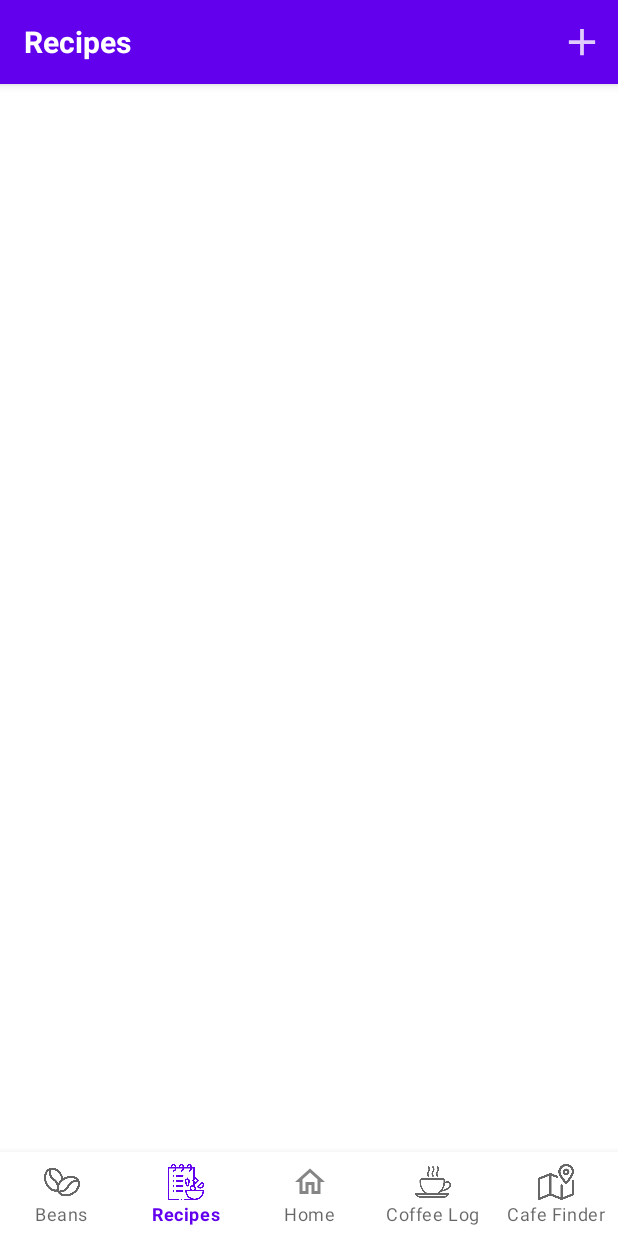
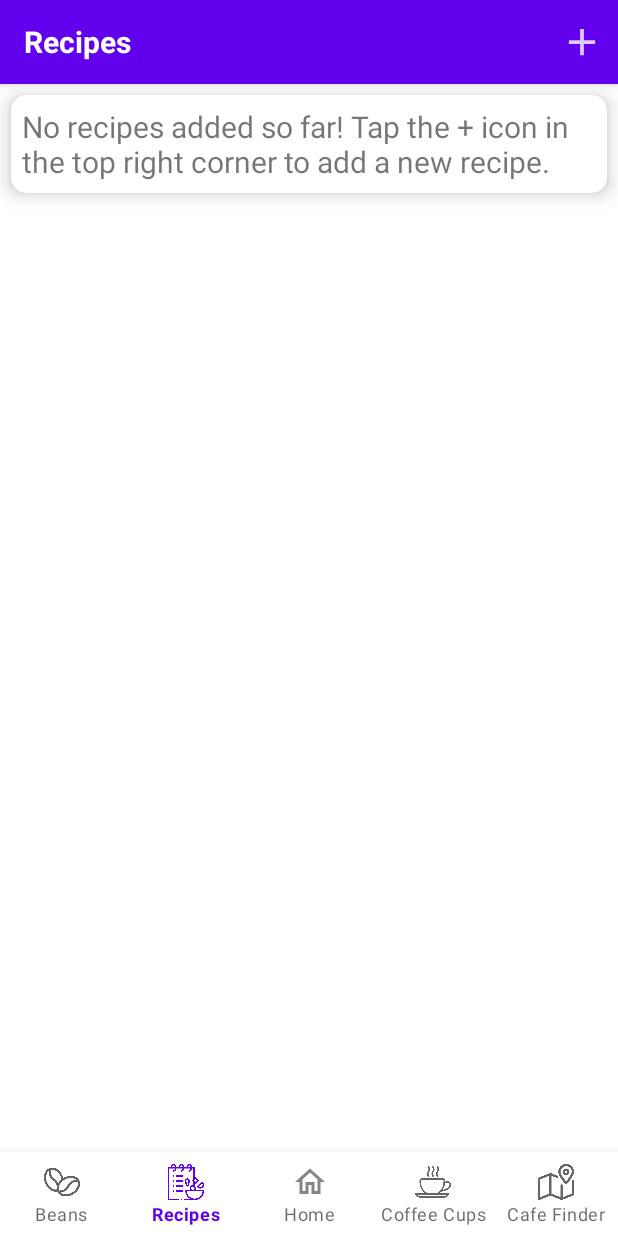
Before and after one commit to julkaswieta/coffee-app, an Android app: the BeansList screen opened directly, with no data from a screen before it, item 2 of the bottom bar chosen, on a phone screen of 412 x 824 dp. Run offline under Robolectric (Android 15) with nearby library versions, the phone set to English and light mode, and no system bars; our stand-ins replace Room's generated code.

```diff
--- a/app/src/main/AndroidManifest.xml
+++ b/app/src/main/AndroidManifest.xml
@@ -12,6 +12,9 @@
         android:roundIcon="@mipmap/ic_launcher_round"
         android:supportsRtl="true"
         android:theme="@style/Theme.CoffeeApp">
+        <activity
+            android:name=".AddDrink"
+            android:exported="false" />
         <activity
             android:name=".BeanDetails"
             android:exported="false" />
--- a/app/src/main/java/com/example/coffeeapp/BeansList.java
+++ b/app/src/main/java/com/example/coffeeapp/BeansList.java
@@ -13,6 +13,7 @@ import android.os.Bundle;
 import android.view.Menu;
 import android.view.MenuInflater;
 import android.view.MenuItem;
+import android.view.View;
 import android.widget.TextView;
 import android.widget.Toast;
 
@@ -20,6 +21,7 @@ import com.example.coffeeapp.db.BeanDB;
 import com.example.coffeeapp.db.CoffeeDatabase;
 import com.example.coffeeapp.db.RecipeDB;
 import com.google.android.material.bottomnavigation.BottomNavigationView;
+import com.google.android.material.card.MaterialCardView;
 
 import java.util.ArrayList;
 import java.util.List;
@@ -33,6 +35,7 @@ public class BeansList extends AppCompatActivity {
     private RecyclerView beansRecView;
     private Toolbar toolbar;
     private TextView toolbarTitle;
+    private MaterialCardView noBeansCard;
 
     @Override
     protected void onCreate(Bundle savedInstanceState) {
@@ -40,6 +43,17 @@ public class BeansList extends AppCompatActivity {
         setContentView(R.layout.activity_beans_list);
 
         initViews();
+        CoffeeDatabase db = CoffeeDatabase.getDatabase(this.getApplicationContext());
+        loadBeans(db);
+        initRecView();
+        adapter.notifyDataSetChanged();
+        if(beansList.size() < 1) {
+            noBeansCard.setVisibility(View.VISIBLE);
+        }
+        else {
+            noBeansCard.setVisibility(View.GONE);
+        }
+        loadRecipes(db);
     }
 
     @Override
@@ -84,6 +98,7 @@ public class BeansList extends AppCompatActivity {
         toolbar = findViewById(R.id.bl_toolbar);
         toolbarTitle = findViewById(R.id.toolbar_title);
         beansRecView = findViewById(R.id.beans_rec_view);
+        noBeansCard = findViewById(R.id.no_beans_info);
 
 
         // set the toolbar as the action bar
@@ -92,10 +107,6 @@ public class BeansList extends AppCompatActivity {
         toolbarTitle.setText("Beans");
 
         initBottomBar();
-        CoffeeDatabase db = CoffeeDatabase.getDatabase(this.getApplicationContext());
-        loadBeans(db);
-        initRecView();
-        loadRecipes(db);
     }
 
     /**
@@ -200,6 +211,12 @@ public class BeansList extends AppCompatActivity {
     @Override
     protected void onResume() {
         adapter.notifyDataSetChanged();
+        if(beansList.size() < 1) {
+            noBeansCard.setVisibility(View.VISIBLE);
+        }
+        else {
+            noBeansCard.setVisibility(View.GONE);
+        }
         super.onResume();
     }
 }
--- a/app/src/main/java/com/example/coffeeapp/RecipesList.java
+++ b/app/src/main/java/com/example/coffeeapp/RecipesList.java
@@ -14,12 +14,14 @@ import android.os.Bundle;
 import android.view.Menu;
 import android.view.MenuInflater;
 import android.view.MenuItem;
+import android.view.View;
 import android.widget.TextView;
 import android.widget.Toast;
 
 import com.example.coffeeapp.db.RecipeDB;
 import com.example.coffeeapp.db.CoffeeDatabase;
 import com.google.android.material.bottomnavigation.BottomNavigationView;
+import com.google.android.material.card.MaterialCardView;
 
 import java.util.ArrayList;
 import java.util.List;
@@ -33,6 +35,7 @@ public class RecipesList extends AppCompatActivity {
     private RecyclerView recipesRecView;
     private Toolbar toolbar;
     private TextView toolbarTitle;
+    private MaterialCardView noRecipesCard;
 
     @Override
     protected void onCreate(Bundle savedInstanceState) {
@@ -46,6 +49,13 @@ public class RecipesList extends AppCompatActivity {
         loadBeans(db);
         loadRecipes(db);
         initRecView();
+        adapter.notifyDataSetChanged();
+        if(recipesList.size() < 1) {
+            noRecipesCard.setVisibility(View.VISIBLE);
+        }
+        else {
+            noRecipesCard.setVisibility(View.GONE);
+        }
     }
 
     @Override
@@ -152,6 +162,7 @@ public class RecipesList extends AppCompatActivity {
         recipesRecView = findViewById(R.id.recipes_rec_view);
         toolbar = findViewById(R.id.toolbar);
         toolbarTitle = findViewById(R.id.toolbar_title);
+        noRecipesCard = findViewById(R.id.no_recipes_info);
 
         // set the toolbar as the action bar
         setSupportActionBar(toolbar);
@@ -201,6 +212,12 @@ public class RecipesList extends AppCompatActivity {
     @Override
     protected void onResume() {
         adapter.notifyDataSetChanged();
+        if(recipesList.size() < 1) {
+            noRecipesCard.setVisibility(View.VISIBLE);
+        }
+        else {
+            noRecipesCard.setVisibility(View.GONE);
+        }
         super.onResume();
     }
 }
--- a/app/src/main/res/layout/activity_recipes_list.xml
+++ b/app/src/main/res/layout/activity_recipes_list.xml
@@ -9,6 +9,29 @@
     <include
         android:id="@+id/toolbar"
         layout="@layout/toolbar_add" />
+
+    <com.google.android.material.card.MaterialCardView
+        android:id="@+id/no_recipes_info"
+        android:layout_width="match_parent"
+        android:layout_height="wrap_content"
+        app:layout_constraintTop_toBottomOf="@id/toolbar"
+        app:layout_constraintStart_toStartOf="parent"
+        app:layout_constraintEnd_toEndOf="parent"
+        android:layout_margin="7dp"
+        app:cardCornerRadius="10dp"
+        app:cardElevation="8dp"
+        android:visibility="gone">
+        <RelativeLayout
+            android:layout_width="match_parent"
+            android:layout_height="match_parent"
+            android:padding="7dp">
+            <TextView
+                android:layout_width="match_parent"
+                android:layout_height="wrap_content"
+                android:text="@string/no_recipes"
+                android:textSize="20sp"/>
+        </RelativeLayout>
+    </com.google.android.material.card.MaterialCardView>
 
     <androidx.recyclerview.widget.RecyclerView
         android:id="@+id/recipes_rec_view"
--- a/app/src/main/res/values/strings.xml
+++ b/app/src/main/res/values/strings.xml
@@ -1,9 +1,9 @@
 <resources>
-    <string name="app_name">Coffee App</string>
+    <string name="app_name">Coffee Cup</string>
     <string name="beans_menu">Beans</string>
     <string name="recipes_menu">Recipes</string>
     <string name="home_menu">Home</string>
-    <string name="coffee_log_menu">Coffee Log</string>
+    <string name="coffee_log_menu">Coffee Cups</string>
     <string name="map_menu">Cafe Finder</string>
     <string name="add_photo">Add photo</string>
     <string name="cancel">Cancel</string>
@@ -126,4 +126,7 @@
     <string name="coffee_recipe_image">Recipe image</string>
     <string name="coffee_beans_image">Beans image</string>
 
+    <string name="no_beans">No beans added so far! Tap the + icon in the top right corner to add new beans.</string>
+    <string name="no_recipes">No recipes added so far! Tap the + icon in the top right corner to add a new recipe.</string>
+
 </resources>
```
Also changed, not shown: app/src/main/java/com/example/coffeeapp/AddDrink.java (added, +14 -0 lines), app/src/main/java/com/example/coffeeapp/BeansRecViewAdapter.java (+8 -8 lines), app/src/main/java/com/example/coffeeapp/CoffeeLog.java (+41 -1 lines), app/src/main/res/layout/activity_add_drink.xml (added, +9 -0 lines), app/src/main/res/layout/activity_beans_list.xml (+23 -0 lines).
